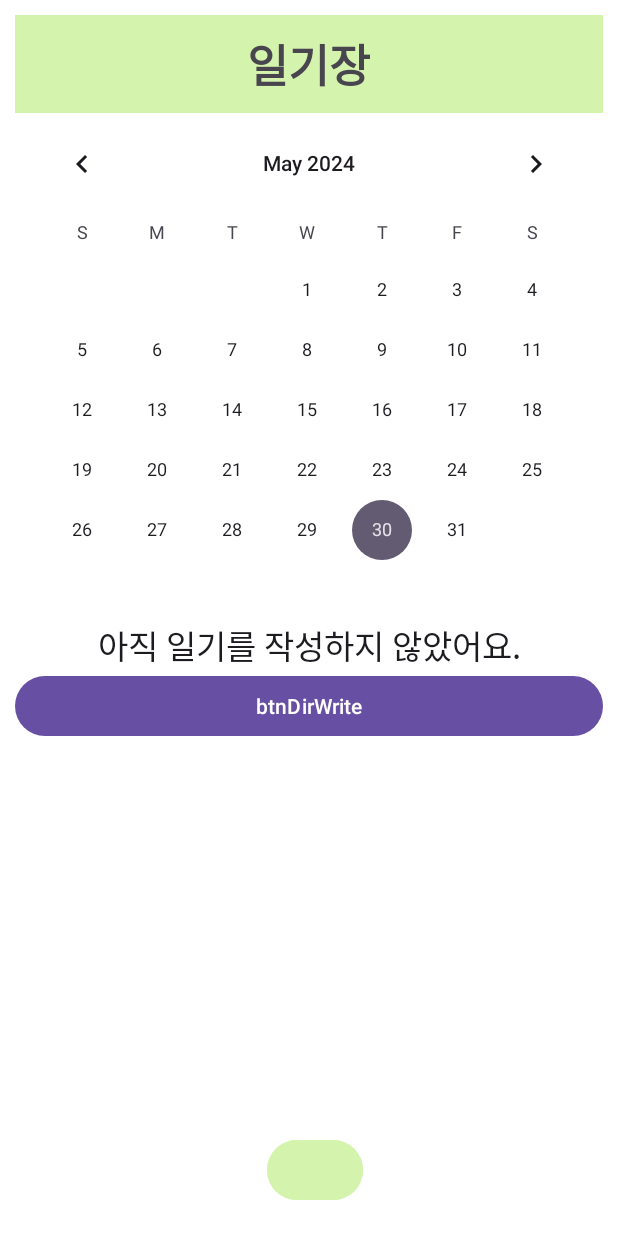
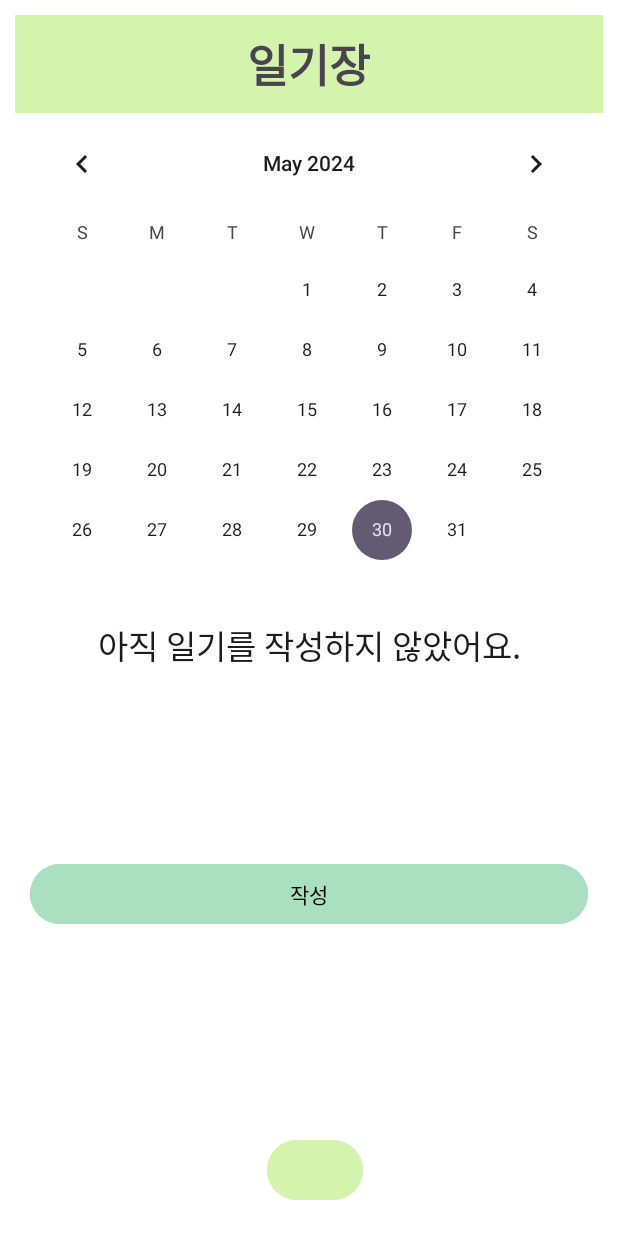
Before and after one commit to UC-ICT/Capstone, an Android app: the Diary screen opened directly, with no data from a screen before it, on a phone screen of 412 x 824 dp. Run offline under Robolectric (Android 15) with nearby library versions, the phone set to English and light mode, and no system bars.

Commit message:
Update activity_diary.xml
ex

```diff
--- a/2024 Capstone/Easy_Plant(Dev)/SW/app/src/main/res/layout/activity_diary.xml
+++ b/2024 Capstone/Easy_Plant(Dev)/SW/app/src/main/res/layout/activity_diary.xml
@@ -24,6 +24,7 @@
             android:layout_height="wrap_content"
             android:textSize="30sp"
             android:textStyle="bold" />
+
     </LinearLayout>
 
     <!--Article-->
@@ -42,29 +43,39 @@
             android:id="@+id/diaryTextView"
             android:layout_width="match_parent"
             android:layout_height="wrap_content"
+            android:layout_weight="0"
             android:baselineAligned="false"
-            android:gravity="center"
+            android:gravity="center|top"
             android:textAppearance="@style/TextAppearance.AppCompat.Large" />
 
         <LinearLayout
             android:layout_width="match_parent"
             android:layout_height="match_parent"
+            android:layout_weight="3"
             android:orientation="horizontal">
 
             <Button
                 android:id="@+id/btnDirWrite"
                 android:layout_width="match_parent"
                 android:layout_height="wrap_content"
-
                 android:layout_weight="1"
-                android:text="btnDirWrite" />
+                android:backgroundTint="#AADFBF"
+                android:text="작성"
+                android:layout_margin="10dp"
+                android:layout_gravity="center"
+                android:textColor="@color/black" />
 
             <Button
                 android:id="@+id/btnDirDel"
                 android:layout_width="match_parent"
                 android:layout_height="wrap_content"
+                android:layout_margin="10dp"
                 android:layout_weight="1"
-                android:text="btnDirDel" />
+                android:backgroundTint="#AACFFF"
+                android:text="삭제"
+                android:layout_gravity="center"
+                android:textColor="@color/black"
+                android:visibility="gone" />
         </LinearLayout>
 
     </LinearLayout>
```
